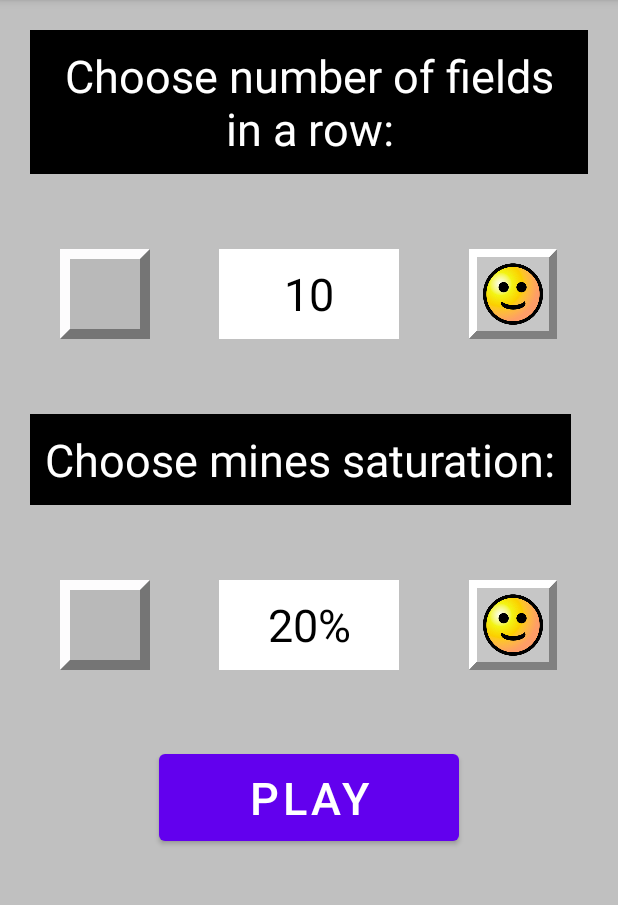
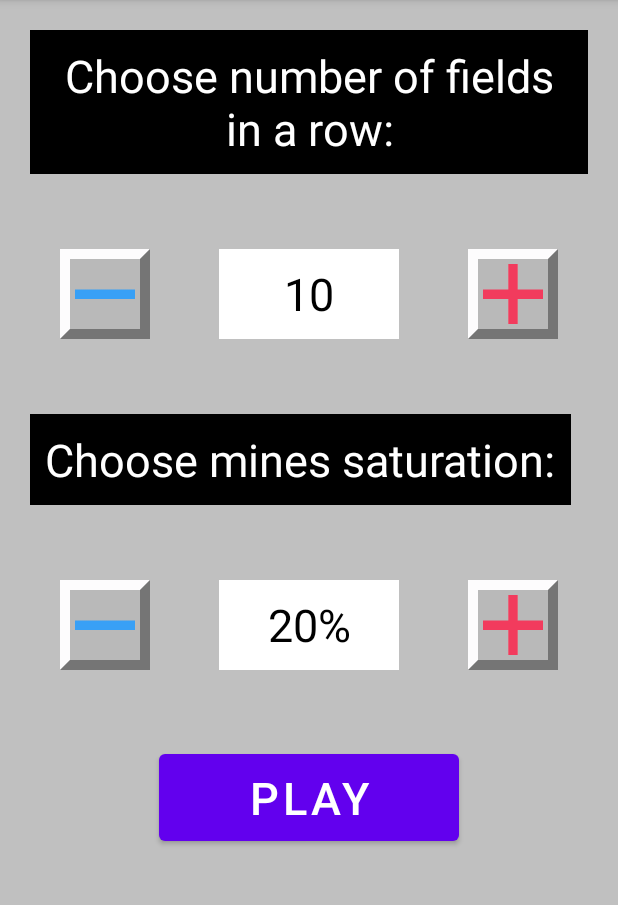
Before and after one commit to jk438520/team777-minesweeper, an Android app: the CustomActivity screen opened directly, with no data from a screen before it, on a phone screen of 412 x 824 dp, the part 84-989 px from its top. Run offline under Robolectric (Android 15) with nearby library versions, the phone set to English and light mode, and no system bars.

```diff
--- a/app/src/main/res/layout/activity_custom.xml
+++ b/app/src/main/res/layout/activity_custom.xml
@@ -56,7 +56,7 @@ android:fillViewport="true">
                 android:layout_weight="1"
                 android:padding="0dp"
                 android:scaleType="fitCenter"
-                android:src="@drawable/blank"
+                android:src="@drawable/minus"
                 app:layout_constraintStart_toStartOf="parent"
                 app:layout_constraintTop_toTopOf="parent"
                 android:contentDescription="Decrease number of fields"/>
@@ -84,7 +84,7 @@ android:fillViewport="true">
                 android:layout_weight="1"
                 android:padding="0dp"
                 android:scaleType="fitCenter"
-                android:src="@drawable/smiley_face"
+                android:src="@drawable/plus"
                 app:layout_constraintEnd_toEndOf="parent"
                 app:layout_constraintTop_toTopOf="parent"
                 android:contentDescription="Increase number of fields" />
@@ -121,7 +121,7 @@ android:fillViewport="true">
                 android:layout_weight="1"
                 android:padding="0dp"
                 android:scaleType="fitCenter"
-                android:src="@drawable/blank"
+                android:src="@drawable/minus"
                 app:layout_constraintStart_toStartOf="parent"
                 app:layout_constraintTop_toTopOf="parent"
                 android:contentDescription="Decrease mines saturation" />
@@ -140,6 +140,7 @@ android:fillViewport="true">
                 app:layout_constraintBottom_toBottomOf="parent"
                 app:layout_constraintStart_toEndOf="@+id/satMinus"
                 app:layout_constraintEnd_toStartOf="@+id/satPlus"
+                app:shapeAppearanceOverlay="@style/RoundImageView"
                 android:contentDescription="Mines saturation" />
 
             <ImageButton
@@ -149,9 +150,10 @@ android:fillViewport="true">
                 android:layout_weight="1"
                 android:padding="0dp"
                 android:scaleType="fitCenter"
-                android:src="@drawable/smiley_face"
+                android:src="@drawable/plus"
                 app:layout_constraintEnd_toEndOf="parent"
                 app:layout_constraintTop_toTopOf="parent"
+                app:shapeAppearanceOverlay="@style/RoundImageView"
                 android:contentDescription="Increase mines saturation" />
 
         </androidx.constraintlayout.widget.ConstraintLayout>
```
Also changed, not shown: app/src/main/res/drawable/minus.png (added), app/src/main/res/drawable/plus.png (added).
